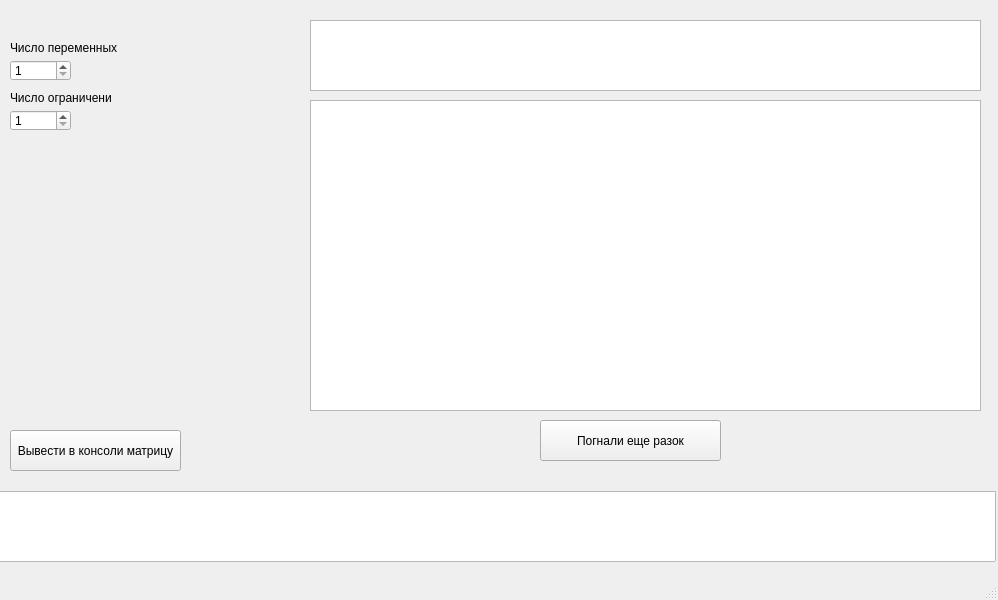
Qt form interface_2.0.ui (Volkovgit/symplexMethod) before a commit.
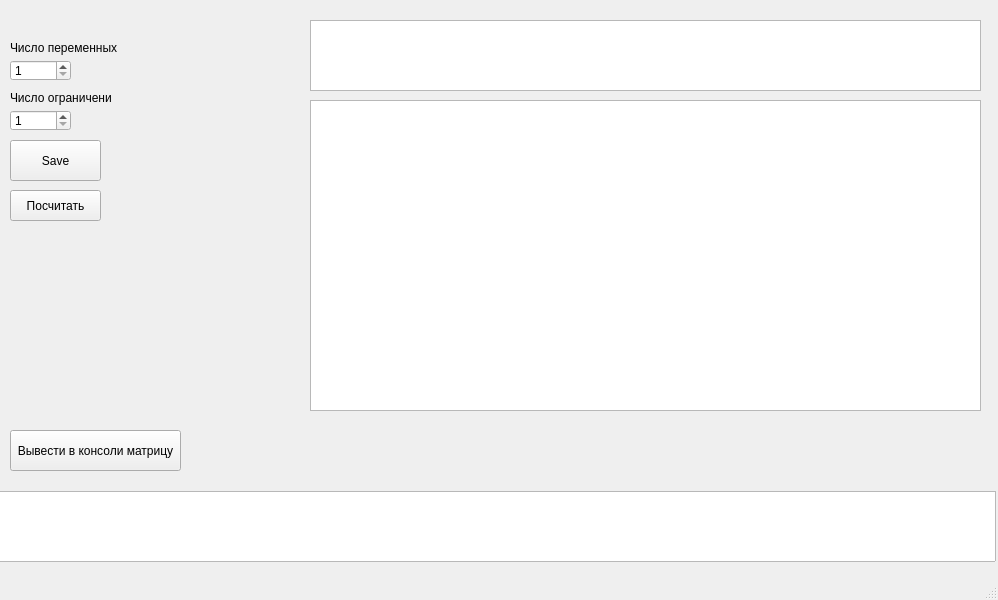
The same form after that commit.

Diff of the .ui file:
```diff
--- a/interface_2.0.ui
+++ b/interface_2.0.ui
@@ -40,14 +40,14 @@
    <widget class="QPushButton" name="saveSettings">
     <property name="geometry">
      <rect>
-      <x>540</x>
-      <y>420</y>
-      <width>181</width>
+      <x>10</x>
+      <y>140</y>
+      <width>91</width>
       <height>41</height>
      </rect>
     </property>
     <property name="text">
-     <string>Погнали еще разок</string>
+     <string>Save</string>
     </property>
    </widget>
    <widget class="QSpinBox" name="variableCount">
@@ -128,6 +128,19 @@
      </rect>
     </property>
    </widget>
+   <widget class="QPushButton" name="countIteration">
+    <property name="geometry">
+     <rect>
+      <x>10</x>
+      <y>190</y>
+      <width>91</width>
+      <height>31</height>
+     </rect>
+    </property>
+    <property name="text">
+     <string>Посчитать</string>
+    </property>
+   </widget>
   </widget>
   <widget class="QMenuBar" name="menubar">
    <property name="geometry">
```
